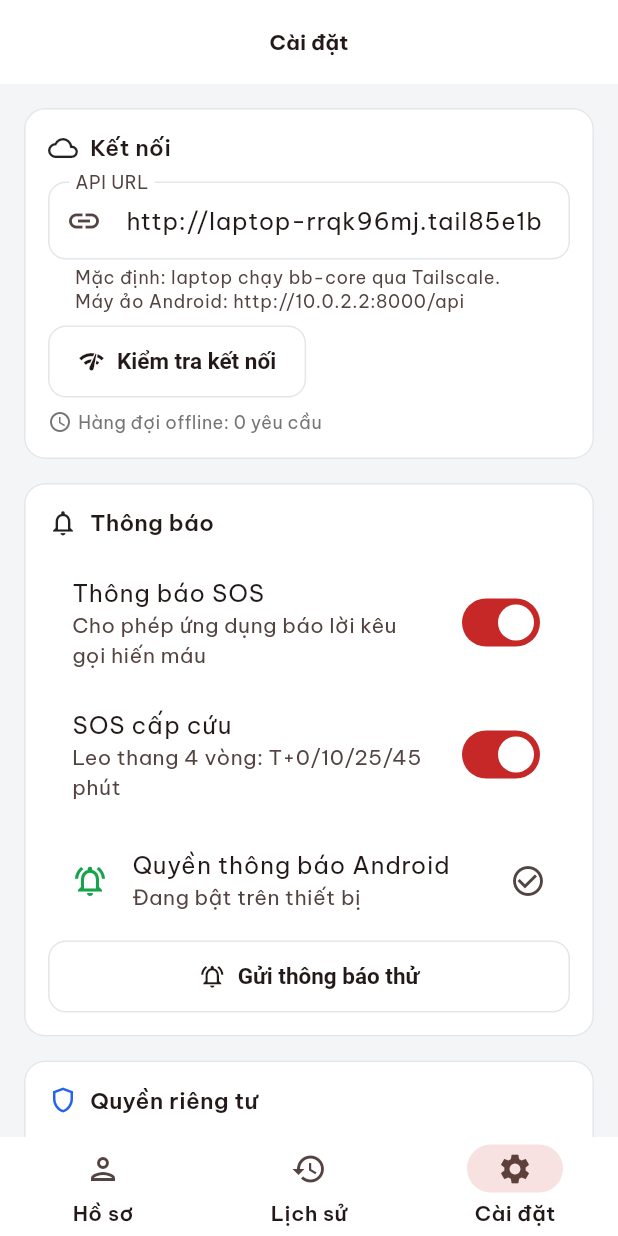
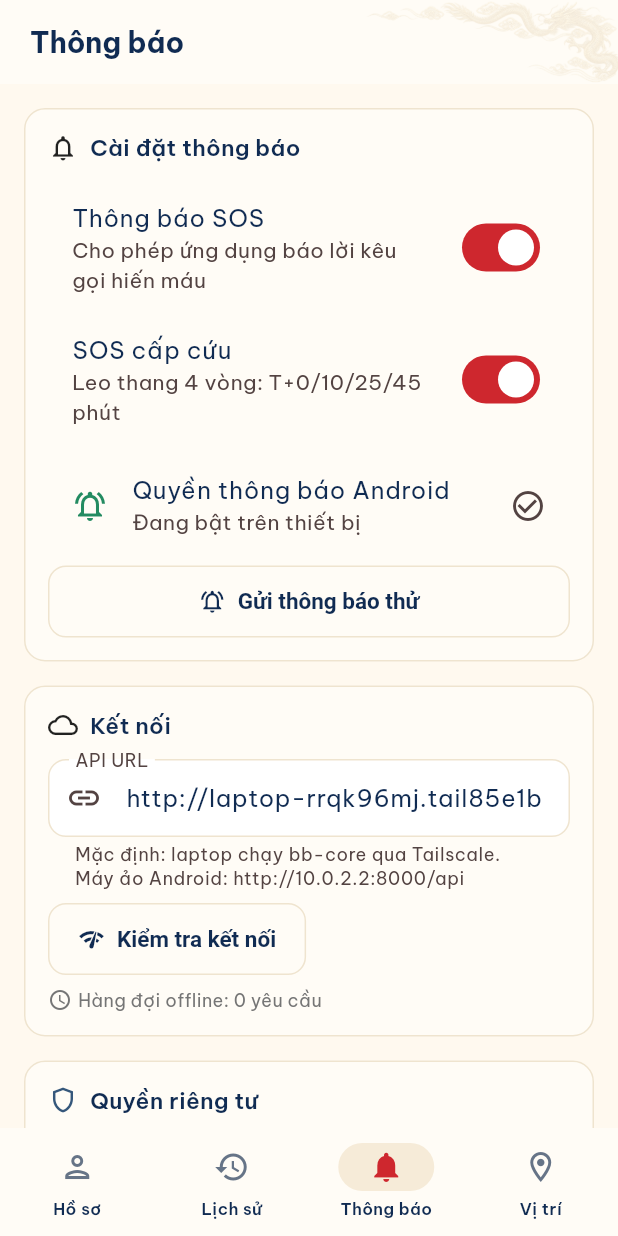
Before and after one commit to yuHz23/bloodblink, a Flutter app: the MainNavigation screen opened directly, item 3 of the bottom bar chosen, on a phone screen of 412 x 824 dp. Run offline on Flutter 3.47's test engine with Material 3 defaults, Android fonts, the phone set to English and light mode, and no system bars; our stand-ins replace connectivity_plus, dio, flutter_animate, flutter_local_notifications, flutter_riverpod, geolocator and 5 more; missing offline and left inert: h3_flutter; accounts and stored records are empty.

Commit message:
feat(android): apply Vietnamese ivory gold theme

```diff
--- a/bb-sos/lib/main.dart
+++ b/bb-sos/lib/main.dart
@@ -19,6 +19,7 @@ import 'package:google_fonts/google_fonts.dart';
 import 'screens/donor_profile_screen.dart';
 import 'screens/history_screen.dart';
 import 'screens/settings_screen.dart';
+import 'screens/nearby_facilities_screen.dart';
 import 'screens/login_screen.dart';
 import 'models/donor_profile.dart';
 import 'models/donor_profile.g.dart';
@@ -78,7 +79,7 @@ class BBSOSApp extends StatelessWidget {
       // cũng tối theo. Màu trong các màn hình lấy từ `context.bb` (xem
       // theme/bb_colors.dart) nên đổi chủ đề là đổi theo, không còn chữ xám
       // đậm nằm trên nền tối như trước.
-      themeMode: ThemeMode.system,
+      themeMode: ThemeMode.light,
       home: isLoggedIn ? const MainNavigation() : const LoginScreen(),
     );
   }
@@ -87,9 +88,10 @@ class BBSOSApp extends StatelessWidget {
   ///
   /// Đỏ máu là màu thương hiệu nhưng KHÔNG dùng làm màu nền lớn: giao diện y tế
   /// đọc dưới áp lực thì nền phải trung tính, đỏ để dành cho thứ thật sự khẩn.
-  static const _bbRed = Color(0xFFC62828);
+  static const _bbRed = Color(0xFFCE272E);
   static const _bbRedDark = Color(0xFFEF5F76);
-  static const _bbBlue = Color(0xFF1D4ED8);
+  static const _bbGold = Color(0xFFC28B2C);
+  static const _bbNavy = Color(0xFF102B52);
   static const _bbBlueDark = Color(0xFF7EA6FF);
 
   ThemeData _buildTheme({required Brightness brightness}) {
@@ -100,13 +102,14 @@ class BBSOSApp extends StatelessWidget {
       brightness: brightness,
     ).copyWith(
       primary: dark ? _bbRedDark : _bbRed,
-      secondary: dark ? _bbBlueDark : _bbBlue,
-      surface: dark ? const Color(0xFF171C25) : Colors.white,
+      secondary: dark ? _bbBlueDark : _bbGold,
+      surface: dark ? const Color(0xFF171C25) : const Color(0xFFFFFCF6),
+      onSurface: dark ? const Color(0xFFE9ECF1) : _bbNavy,
       onPrimary: dark ? const Color(0xFF2A0B10) : Colors.white,
     );
 
-    final background = dark ? const Color(0xFF0E1116) : const Color(0xFFF4F5F7);
-    final outline = dark ? const Color(0xFF2A323F) : const Color(0xFFE3E6EA);
+    final background = dark ? const Color(0xFF0E1116) : const Color(0xFFFFF9EF);
+    final outline = dark ? const Color(0xFF2A323F) : const Color(0xFFEFE4CF);
 
     // Be Vietnam Pro dựng riêng cho tiếng Việt — dấu không bị chồng lên chữ hoa
     // như Inter. google_fonts tải phông lúc chạy rồi lưu lại; lần chạy đầu mà
@@ -133,9 +136,10 @@ class BBSOSApp extends StatelessWidget {
         surfaceTintColor: Colors.transparent,
         elevation: 0,
         scrolledUnderElevation: 0.5,
-        centerTitle: true,
+        centerTitle: false,
+        titleSpacing: 20,
         titleTextStyle: text.titleMedium?.copyWith(
-            fontWeight: FontWeight.w700, color: scheme.onSurface),
+            fontWeight: FontWeight.w700, color: scheme.onSurface, fontSize: 19),
       ),
       cardTheme: CardThemeData(
         elevation: 0,
@@ -195,11 +199,18 @@ class BBSOSApp extends StatelessWidget {
       navigationBarTheme: NavigationBarThemeData(
         backgroundColor: scheme.surface,
         surfaceTintColor: Colors.transparent,
-        indicatorColor: scheme.primary.withValues(alpha: dark ? 0.24 : 0.14),
+        indicatorColor: dark
+            ? scheme.primary.withValues(alpha: 0.24)
+            : _bbGold.withValues(alpha: 0.15),
         elevation: 0,
-        height: 66,
+        height: 72,
+        iconTheme: WidgetStateProperty.resolveWith((states) => IconThemeData(
+              color: states.contains(WidgetState.selected)
+                  ? scheme.primary
+                  : (dark ? const Color(0xFF8B94A3) : const Color(0xFF667487)),
+            )),
         labelTextStyle: WidgetStatePropertyAll(
-          text.labelSmall?.copyWith(fontWeight: FontWeight.w600),
+          text.labelSmall?.copyWith(fontWeight: FontWeight.w600, fontSize: 11),
         ),
       ),
       snackBarTheme: SnackBarThemeData(
@@ -227,6 +238,7 @@ class _MainNavigationState extends State<MainNavigation> {
     DonorProfileScreen(),
     HistoryScreen(),
     SettingsScreen(),
+    NearbyFacilitiesScreen(),
   ];
 
   @override
@@ -248,9 +260,14 @@ class _MainNavigationState extends State<MainNavigation> {
             label: 'Lịch sử',
           ),
           NavigationDestination(
-            icon: Icon(Icons.settings_outlined),
-            selectedIcon: Icon(Icons.settings),
-            label: 'Cài đặt',
+            icon: Icon(Icons.notifications_none),
+            selectedIcon: Icon(Icons.notifications),
+            label: 'Thông báo',
+          ),
+          NavigationDestination(
+            icon: Icon(Icons.location_on_outlined),
+            selectedIcon: Icon(Icons.location_on),
+            label: 'Vị trí',
           ),
         ],
       ),
--- a/bb-sos/lib/screens/donor_profile_screen.dart
+++ b/bb-sos/lib/screens/donor_profile_screen.dart
@@ -26,6 +26,7 @@ import '../services/api_service.dart';
 import '../services/location_service.dart';
 import '../services/sos_inbox_service.dart';
 import '../widgets/components.dart';
+import '../widgets/bb_gold_dragon_backdrop.dart';
 import '../main.dart'; // For MainNavigation
 
 class DonorProfileScreen extends ConsumerStatefulWidget {
@@ -104,7 +105,8 @@ class _DonorProfileScreenState extends ConsumerState<DonorProfileScreen> {
   Widget build(BuildContext context) {
     return Scaffold(
       appBar: AppBar(
-        title: const Text('Hồ sơ người hiến'),
+        title: const Text('Hồ sơ'),
+        flexibleSpace: const BBGoldDragonBackdrop(),
         actions: [
           if (!_isEditing)
             IconButton(
--- a/bb-sos/lib/screens/history_screen.dart
+++ b/bb-sos/lib/screens/history_screen.dart
@@ -9,6 +9,7 @@ import 'package:hive/hive.dart';
 import 'package:uuid/uuid.dart';
 
 import '../models/donor_profile.dart';
+import '../widgets/bb_gold_dragon_backdrop.dart';
 
 class HistoryScreen extends StatelessWidget {
   const HistoryScreen({super.key});
@@ -16,7 +17,10 @@ class HistoryScreen extends StatelessWidget {
   @override
   Widget build(BuildContext context) {
     return Scaffold(
-      appBar: AppBar(title: const Text('Lịch sử hiến máu')),
+      appBar: AppBar(
+        title: const Text('Lịch sử hiến'),
+        flexibleSpace: const BBGoldDragonBackdrop(),
+      ),
       body: FutureBuilder<List<DonationRecord>>(
         future: _loadHistory(),
         builder: (context, snapshot) {
--- a/bb-sos/lib/screens/home_screen.dart
+++ b/bb-sos/lib/screens/home_screen.dart
@@ -18,6 +18,7 @@ import '../models/donor_profile.dart';
 import '../services/api_service.dart';
 import '../services/sos_inbox_service.dart';
 import '../widgets/components.dart';
+import '../widgets/bb_gold_dragon_backdrop.dart';
 import 'donor_profile_screen.dart';
 import 'nearby_facilities_screen.dart';
 import 'sos_active_screen.dart';
@@ -49,6 +50,7 @@ class HomeScreen extends ConsumerWidget {
     return Scaffold(
       appBar: AppBar(
         title: const Text('BLOODBLINK SOS'),
+        flexibleSpace: const BBGoldDragonBackdrop(),
         actions: [
           // Online/offline indicator
           Padding(
--- a/bb-sos/lib/screens/login_screen.dart
+++ b/bb-sos/lib/screens/login_screen.dart
@@ -5,6 +5,7 @@ import 'package:hive/hive.dart';
 import 'package:bb_sos/screens/donor_profile_screen.dart';
 import 'package:bb_sos/main.dart'; // For MainNavigation
 import 'package:bb_sos/models/donor_profile.dart';
+import '../widgets/bb_gold_dragon_backdrop.dart';
 
 class LoginScreen extends StatefulWidget {
   const LoginScreen({super.key});
@@ -29,6 +30,10 @@ class _LoginScreenState extends State<LoginScreen> {
             crossAxisAlignment: CrossAxisAlignment.stretch,
             mainAxisAlignment: MainAxisAlignment.center,
             children: [
+              const SizedBox(
+                height: kToolbarHeight,
+                child: BBGoldDragonBackdrop(),
+              ),
               Icon(Icons.water_drop, size: 80, color: context.bb.danger),
               const SizedBox(height: 16),
               Text(
--- a/bb-sos/lib/screens/nearby_facilities_screen.dart
+++ b/bb-sos/lib/screens/nearby_facilities_screen.dart
@@ -14,6 +14,7 @@ import 'package:url_launcher/url_launcher.dart';
 
 import '../services/nearby_facility_service.dart';
 import '../theme/bb_colors.dart';
+import '../widgets/bb_gold_dragon_backdrop.dart';
 
 /// Tên tuyến bằng tiếng Việt.
 ///
@@ -102,7 +103,8 @@ class _NearbyFacilitiesScreenState extends State<NearbyFacilitiesScreen> {
 
     return Scaffold(
       appBar: AppBar(
-        title: const Text('Bệnh viện gần bạn'),
+        title: const Text('Vị trí'),
+        flexibleSpace: const BBGoldDragonBackdrop(),
         actions: [
           IconButton(
             tooltip: 'Tải lại',
--- a/bb-sos/lib/screens/settings_screen.dart
+++ b/bb-sos/lib/screens/settings_screen.dart
@@ -13,6 +13,7 @@ import 'package:package_info_plus/package_info_plus.dart';
 import '../services/api_service.dart';
 import '../services/sos_inbox_service.dart';
 import 'login_screen.dart';
+import '../widgets/bb_gold_dragon_backdrop.dart';
 
 class SettingsScreen extends StatefulWidget {
   const SettingsScreen({super.key});
@@ -118,10 +119,90 @@ class _SettingsScreenState extends State<SettingsScreen> {
   @override
   Widget build(BuildContext context) {
     return Scaffold(
-      appBar: AppBar(title: const Text('Cài đặt')),
+      appBar: AppBar(
+        title: const Text('Thông báo'),
+        flexibleSpace: const BBGoldDragonBackdrop(),
+      ),
       body: ListView(
         padding: const EdgeInsets.all(16),
         children: [
+          // Notifications
+          Card(
+            child: Padding(
+              padding: const EdgeInsets.all(16),
+              child: Column(
+                crossAxisAlignment: CrossAxisAlignment.start,
+                children: [
+                  const Row(
+                    children: [
+                      Icon(Icons.notifications_outlined, size: 20),
+                      SizedBox(width: 8),
+                      Text('Cài đặt thông báo', style: TextStyle(fontWeight: FontWeight.w600, fontSize: 15)),
+                    ],
+                  ),
+                  const SizedBox(height: 12),
+                  SwitchListTile(
+                    value: _pushNotifications,
+                    onChanged: (v) async {
+                      final prefs = await SharedPreferences.getInstance();
+                      await prefs.setBool('push_notifications', v);
+                      setState(() => _pushNotifications = v);
+                      if (v) await SosInboxService.instance.refresh();
+                    },
+                    title: const Text('Thông báo SOS'),
+                    subtitle: const Text('Cho phép ứng dụng báo lời kêu gọi hiến máu'),
+                  ),
+                  SwitchListTile(
+                    value: _sosAlerts,
+                    onChanged: _pushNotifications ? (v) async {
+                      final prefs = await SharedPreferences.getInstance();
+                      await prefs.setBool('sos_alerts', v);
+                      setState(() => _sosAlerts = v);
+                      if (v) await SosInboxService.instance.refresh();
+                    } : null,
+                    title: const Text('SOS cấp cứu'),
+                    subtitle: const Text('Leo thang 4 vòng: T+0/10/25/45 phút'),
+                  ),
+                  ListTile(
+                    leading: Icon(
+                      _systemNotificationsEnabled
+                          ? Icons.notifications_active_outlined
+                          : Icons.notifications_off_outlined,
+                      color: _systemNotificationsEnabled
+                          ? context.bb.success
+                          : context.bb.danger,
+                    ),
+                    title: const Text('Quyền thông báo Android'),
+                    subtitle: Text(_systemNotificationsEnabled
+                        ? 'Đang bật trên thiết bị'
+                        : 'Đang tắt — Android sẽ không hiển thị SOS'),
+                    trailing: _systemNotificationsEnabled
+                        ? const Icon(Icons.check_circle_outline)
+                        : TextButton(
+                            onPressed: _loadNotificationPermission,
+                            child: const Text('Kiểm tra'),
+                          ),
+                  ),
+                  SizedBox(
+                    width: double.infinity,
+                    child: OutlinedButton.icon(
+                      onPressed: _testingNotification ? null : _sendTestNotification,
+                      icon: _testingNotification
+                          ? const SizedBox.square(
+                              dimension: 16,
+                              child: CircularProgressIndicator(strokeWidth: 2),
+                            )
+                          : const Icon(Icons.notifications_active_outlined),
+                      label: const Text('Gửi thông báo thử'),
+                    ),
+                  ),
+                ],
+              ),
+            ),
+          ),
+
+          const SizedBox(height: 16),
+
           // Connection
           Card(
             child: Padding(
@@ -194,83 +275,6 @@ class _SettingsScreenState extends State<SettingsScreen> {
                         style: TextStyle(fontSize: 12, color: Colors.grey[600]),
                       ),
                     ],
-                  ),
-                ],
-              ),
-            ),
-          ),
-
-          const SizedBox(height: 16),
-
-          // Notifications
-          Card(
-            child: Padding(
-              padding: const EdgeInsets.all(16),
-              child: Column(
-                crossAxisAlignment: CrossAxisAlignment.start,
-                children: [
-                  const Row(
-                    children: [
-                      Icon(Icons.notifications_outlined, size: 20),
-                      SizedBox(width: 8),
-                      Text('Thông báo', style: TextStyle(fontWeight: FontWeight.w600, fontSize: 15)),
-                    ],
-                  ),
-                  const SizedBox(height: 12),
-                  SwitchListTile(
-                    value: _pushNotifications,
-                    onChanged: (v) async {
-                      final prefs = await SharedPreferences.getInstance();
-                      await prefs.setBool('push_notifications', v);
-                      setState(() => _pushNotifications = v);
-                      if (v) await SosInboxService.instance.refresh();
-                    },
-                    title: const Text('Thông báo SOS'),
-                    subtitle: const Text('Cho phép ứng dụng báo lời kêu gọi hiến máu'),
-                  ),
-                  SwitchListTile(
-                    value: _sosAlerts,
-                    onChanged: _pushNotifications ? (v) async {
-                      final prefs = await SharedPreferences.getInstance();
-                      await prefs.setBool('sos_alerts', v);
-                      setState(() => _sosAlerts = v);
-                      if (v) await SosInboxService.instance.refresh();
-                    } : null,
-                    title: const Text('SOS cấp cứu'),
-                    subtitle: const Text('Leo thang 4 vòng: T+0/10/25/45 phút'),
-                  ),
-                  ListTile(
-                    leading: Icon(
-                      _systemNotificationsEnabled
-                          ? Icons.notifications_active_outlined
-                          : Icons.notifications_off_outlined,
-                      color: _systemNotificationsEnabled
-                          ? context.bb.success
-                          : context.bb.danger,
-                    ),
-                    title: const Text('Quyền thông báo Android'),
-                    subtitle: Text(_systemNotificationsEnabled
-                        ? 'Đang bật trên thiết bị'
-                        : 'Đang tắt — Android sẽ không hiển thị SOS'),
-                    trailing: _systemNotificationsEnabled
-                        ? const Icon(Icons.check_circle_outline)
-                        : TextButton(
-                            onPressed: _loadNotificationPermission,
-                            child: const Text('Kiểm tra'),
-                          ),
-                  ),
-                  SizedBox(
-                    width: double.infinity,
-                    child: OutlinedButton.icon(
-                      onPressed: _testingNotification ? null : _sendTestNotification,
-                      icon: _testingNotification
-                          ? const SizedBox.square(
-                              dimension: 16,
-                              child: CircularProgressIndicator(strokeWidth: 2),
-                            )
-                          : const Icon(Icons.notifications_active_outlined),
-                      label: const Text('Gửi thông báo thử'),
-                    ),
                   ),
                 ],
               ),
--- a/bb-sos/lib/theme/bb_colors.dart
+++ b/bb-sos/lib/theme/bb_colors.dart
@@ -58,26 +58,26 @@ class BBColors extends ThemeExtension<BBColors> {
     required this.purple,
   });
 
-  /// Giữ nguyên bảng màu cũ để chủ đề sáng không đổi diện mạo.
+  /// Theme 1: ivory, navy, blood red, and antique gold.
   static const light = BBColors(
-    strong: Color(0xFF111827),
-    body: Color(0xFF4B5563),
-    muted: Color(0xFF6B7280),
-    faint: Color(0xFF9CA3AF),
-    border: Color(0xFFE5E7EB),
-    surfaceAlt: Color(0xFFF3F4F6),
-    danger: Color(0xFFDC2626),
-    dangerSoft: Color(0xFFFEE2E2),
-    success: Color(0xFF16A34A),
-    successDeep: Color(0xFF059669),
-    successSoft: Color(0xFFF0FDF4),
-    info: Color(0xFF2563EB),
-    infoBright: Color(0xFF3B82F6),
-    infoDeep: Color(0xFF1E40AF),
-    infoSoft: Color(0xFFEFF6FF),
-    warning: Color(0xFFF59E0B),
-    warningSoft: Color(0xFFFFFBEB),
-    purple: Color(0xFF7C3AED),
+    strong: Color(0xFF102B52),
+    body: Color(0xFF40536B),
+    muted: Color(0xFF65738A),
+    faint: Color(0xFF8F9BAA),
+    border: Color(0xFFEFE4CF),
+    surfaceAlt: Color(0xFFFBF4E6),
+    danger: Color(0xFFCE272E),
+    dangerSoft: Color(0xFFFDECE8),
+    success: Color(0xFF238B61),
+    successDeep: Color(0xFF17784D),
+    successSoft: Color(0xFFEAF5E9),
+    info: Color(0xFF35577B),
+    infoBright: Color(0xFF477AA6),
+    infoDeep: Color(0xFF1F3D67),
+    infoSoft: Color(0xFFEEF4F7),
+    warning: Color(0xFFBA7B1B),
+    warningSoft: Color(0xFFFFF3DA),
+    purple: Color(0xFF7559A0),
   );
 
   /// Chữ sáng lên, nền trạng thái tối lại — tương phản tối thiểu 4.5:1 trên
--- /dev/null
+++ b/bb-sos/lib/widgets/bb_gold_dragon_backdrop.dart
@@ -0,0 +1,28 @@
+import 'package:flutter/material.dart';
+
+/// Subtle Theme 1 ornament used behind page titles.
+class BBGoldDragonBackdrop extends StatelessWidget {
+  const BBGoldDragonBackdrop({super.key});
+
+  @override
+  Widget build(BuildContext context) {
+    return IgnorePointer(
+      child: Align(
+        alignment: Alignment.centerRight,
+        child: ExcludeSemantics(
+          child: Opacity(
+            opacity: 0.14,
+            child: Image.asset(
+              'assets/images/gold-dragon-ornament.png',
+              width: 220,
+              height: kToolbarHeight,
+              fit: BoxFit.contain,
+              alignment: Alignment.centerRight,
+              errorBuilder: (_, __, ___) => const SizedBox.shrink(),
+            ),
+          ),
+        ),
+      ),
+    );
+  }
+}
--- a/bb-sos/pubspec.yaml
+++ b/bb-sos/pubspec.yaml
@@ -3,7 +3,7 @@ description: BLOODBLINK SOS — Donor escalation mobile app (4-ring, H3 geocell,
 
 publish_to: 'none'
 
-version: 1.5.3+12
+version: 1.5.4+13
 
 environment:
   sdk: '>=3.2.0 <4.0.0'
```
Also changed, not shown: bb-sos/lib/screens/sos_active_screen.dart (+23 -1 lines), bb-sos/assets/images/gold-dragon-ornament.png (added).
